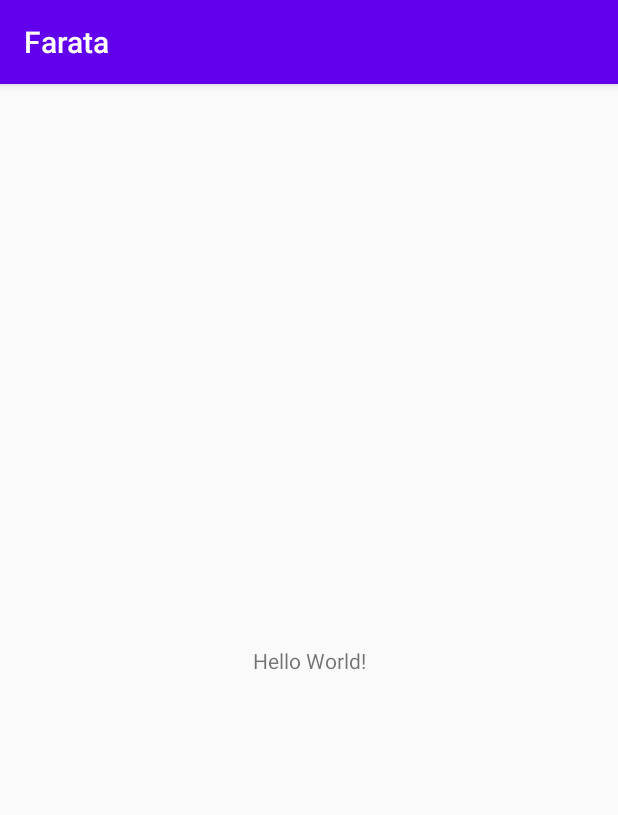
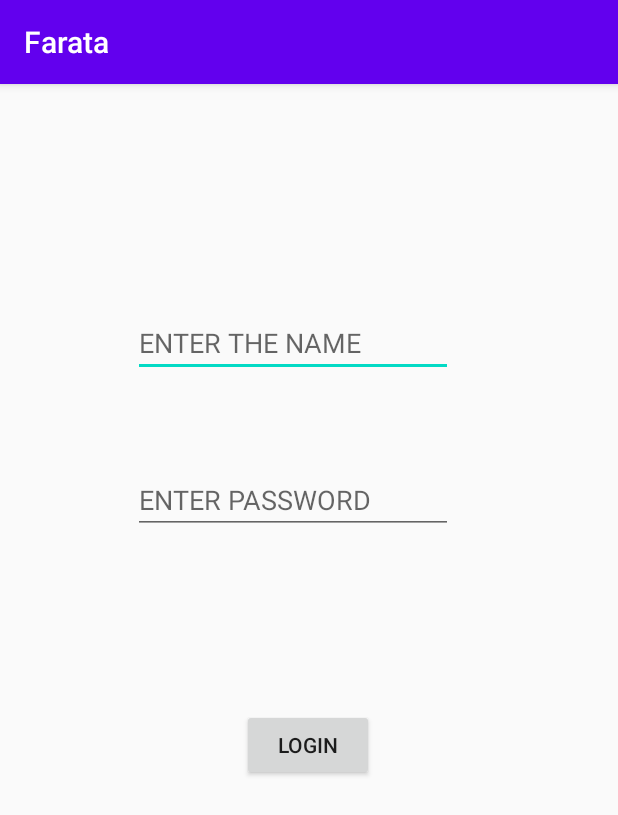
Before and after one commit to androidexampless/androids, an Android app: the screen it shows after launch (MainActivity), on a phone screen of 412 x 824 dp. Shown: the top 815 px of the screen. Run offline under Robolectric (Android 15) with nearby library versions, the phone set to English and light mode, and no system bars.

Commit message:
added login page

```diff
--- a/Farata/app/build.gradle
+++ b/Farata/app/build.gradle
@@ -25,6 +25,9 @@ dependencies {
     implementation fileTree(dir: "libs", include: ["*.jar"])
     implementation 'androidx.appcompat:appcompat:1.1.0'
     implementation 'androidx.constraintlayout:constraintlayout:1.1.3'
+    implementation 'com.google.android.material:material:1.1.0'
+    implementation 'androidx.annotation:annotation:1.1.0'
+    implementation 'androidx.lifecycle:lifecycle-extensions:2.2.0'
     testImplementation 'junit:junit:4.12'
     androidTestImplementation 'androidx.test.ext:junit:1.1.1'
     androidTestImplementation 'androidx.test.espresso:espresso-core:3.2.0'
--- a/Farata/app/src/main/AndroidManifest.xml
+++ b/Farata/app/src/main/AndroidManifest.xml
@@ -9,6 +9,10 @@
         android:roundIcon="@mipmap/ic_launcher_round"
         android:supportsRtl="true"
         android:theme="@style/AppTheme">
+        <activity android:name=".Home"></activity>
+        <activity
+            android:name=".ui.login.LoginActivity"
+            android:label="@string/title_activity_login" />
         <activity android:name=".MainActivity">
             <intent-filter>
                 <action android:name="android.intent.action.MAIN" />
--- a/Farata/app/src/main/java/com/example/farata/MainActivity.java
+++ b/Farata/app/src/main/java/com/example/farata/MainActivity.java
@@ -2,13 +2,55 @@ package com.example.farata;
 
 import androidx.appcompat.app.AppCompatActivity;
 
+import android.content.Intent;
 import android.os.Bundle;
+import android.view.View;
+import android.widget.Button;
+import android.widget.EditText;
+import android.widget.Toast;
 
 public class MainActivity extends AppCompatActivity {
+
+    private Button loginBtn;
+    private EditText userName;
+    private EditText Pass;
+
 
     @Override
     protected void onCreate(Bundle savedInstanceState) {
         super.onCreate(savedInstanceState);
         setContentView(R.layout.activity_main);
+
+        loginBtn=findViewById(R.id.login);
+        userName=findViewById(R.id.username);
+        Pass=findViewById(R.id.password);
+        loginBtn.setOnClickListener(new View.OnClickListener() {
+            @Override
+            public void onClick(View view) {
+                if(userName.getText().toString().equals("sahithi"))
+                {
+                    if(Pass.getText().toString().equals("pushpa@123"))
+                    {
+
+
+
+                        Toast.makeText(getApplicationContext(),"login successful",Toast.LENGTH_LONG).show();
+
+                        Intent intent=new Intent(getApplicationContext(),Home.class);
+                        startActivity(intent);
+
+                    }
+
+                    else
+                    {
+                        Pass.setError("invalid password");
+                    }
+                }
+                else
+                {
+                    userName.setError("enter valid username");
+                }
+            }
+        });
     }
 }
--- a/Farata/app/src/main/res/layout/activity_main.xml
+++ b/Farata/app/src/main/res/layout/activity_main.xml
@@ -6,13 +6,43 @@
     android:layout_height="match_parent"
     tools:context=".MainActivity">
 
-    <TextView
+    <Button
+        android:id="@+id/login"
         android:layout_width="wrap_content"
         android:layout_height="wrap_content"
-        android:text="Hello World!"
+        android:text="LOGIN"
         app:layout_constraintBottom_toBottomOf="parent"
-        app:layout_constraintLeft_toLeftOf="parent"
-        app:layout_constraintRight_toRightOf="parent"
-        app:layout_constraintTop_toTopOf="parent" />
+        app:layout_constraintEnd_toEndOf="parent"
+        app:layout_constraintHorizontal_bias="0.498"
+        app:layout_constraintStart_toStartOf="parent"
+        app:layout_constraintTop_toTopOf="parent"
+        app:layout_constraintVertical_bias="0.579" />
 
+    <EditText
+        android:id="@+id/username"
+        android:layout_width="wrap_content"
+        android:layout_height="wrap_content"
+        android:ems="10"
+        android:hint="ENTER THE NAME"
+        android:inputType="textPersonName"
+        app:layout_constraintBottom_toTopOf="@+id/login"
+        app:layout_constraintEnd_toEndOf="parent"
+        app:layout_constraintHorizontal_bias="0.447"
+        app:layout_constraintStart_toStartOf="parent"
+        app:layout_constraintTop_toTopOf="parent"
+        app:layout_constraintVertical_bias="0.404" />
+
+    <EditText
+        android:id="@+id/password"
+        android:layout_width="wrap_content"
+        android:layout_height="wrap_content"
+        android:ems="10"
+        android:hint="ENTER PASSWORD"
+        android:inputType="textPassword"
+        app:layout_constraintBottom_toBottomOf="parent"
+        app:layout_constraintEnd_toEndOf="parent"
+        app:layout_constraintHorizontal_bias="0.447"
+        app:layout_constraintStart_toStartOf="parent"
+        app:layout_constraintTop_toTopOf="parent"
+        app:layout_constraintVertical_bias="0.352" />
 </androidx.constraintlayout.widget.ConstraintLayout>
--- /dev/null
+++ b/Farata/app/src/main/res/values/dimens.xml
@@ -0,0 +1,5 @@
+<resources>
+    <!-- Default screen margins, per the Android Design guidelines. -->
+    <dimen name="activity_horizontal_margin">16dp</dimen>
+    <dimen name="activity_vertical_margin">16dp</dimen>
+</resources>
```
Also changed, not shown: Farata/app/src/main/java/com/example/farata/Home.java (added, +14 -0 lines), Farata/app/src/main/java/com/example/farata/data/LoginDataSource.java (added, +29 -0 lines), Farata/app/src/main/java/com/example/farata/data/LoginRepository.java (added, +54 -0 lines), Farata/app/src/main/java/com/example/farata/data/Result.java (added, +48 -0 lines), Farata/app/src/main/java/com/example/farata/data/model/LoggedInUser.java (added, +23 -0 lines), Farata/app/src/main/res/layout/activity_home.xml (added, +21 -0 lines), Farata/app/src/main/res/values/strings.xml (+9 -0 lines), Farata/app/gradle/wrapper/gradle-wrapper.properties (added), 4 other files.
